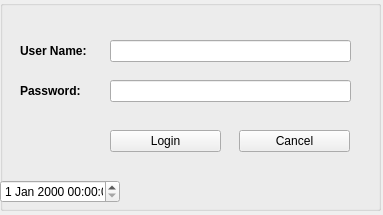
Old version of the form local_pc/src/mainwindow.ui in the repository xBogas/ES-SACA.
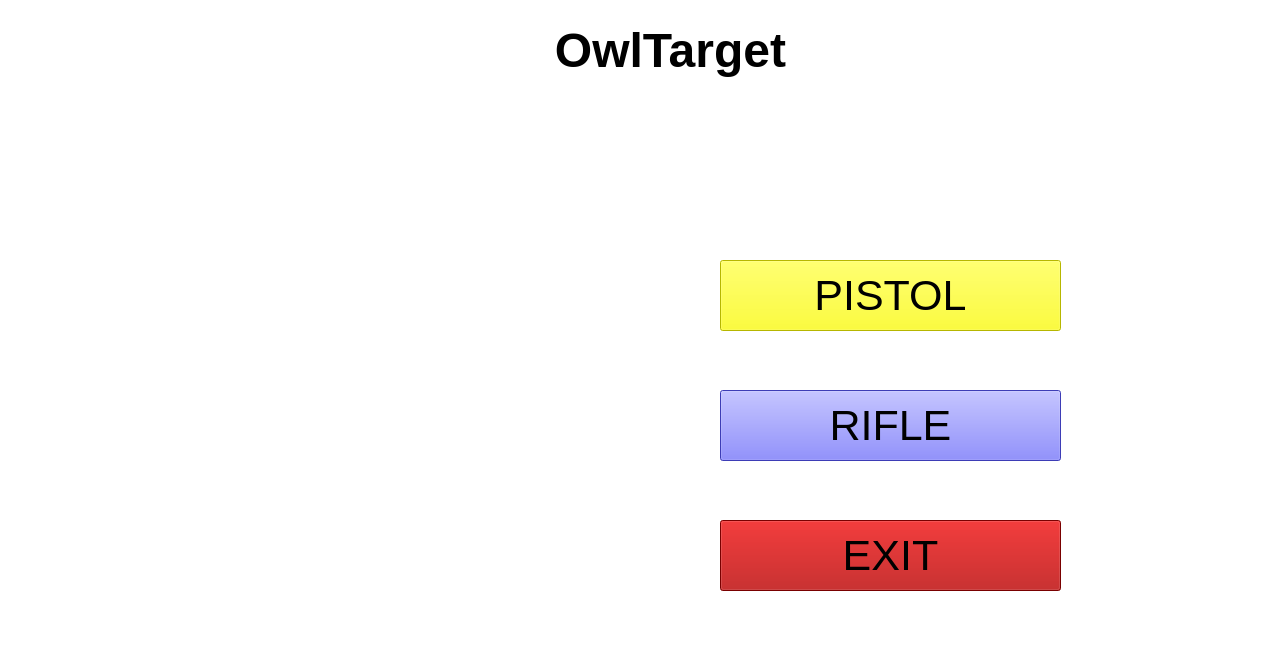
New version of the form. Icons and pictures are not drawn.

What changed in the file:
```diff
--- a/local_pc/src/mainwindow.ui
+++ b/local_pc/src/mainwindow.ui
@@ -6,125 +6,161 @@
    <rect>
     <x>0</x>
     <y>0</y>
-    <width>383</width>
-    <height>215</height>
+    <width>1271</width>
+    <height>666</height>
    </rect>
   </property>
   <property name="windowTitle">
    <string>MainWindow</string>
   </property>
+  <property name="autoFillBackground">
+   <bool>false</bool>
+  </property>
+  <property name="styleSheet">
+   <string notr="true">background-color: rgb(255, 255, 255);</string>
+  </property>
   <widget class="QWidget" name="centralwidget">
-   <widget class="QGroupBox" name="groupBox">
+   <widget class="QPushButton" name="pushButton">
     <property name="geometry">
      <rect>
-      <x>0</x>
-      <y>0</y>
-      <width>381</width>
-      <height>211</height>
+      <x>720</x>
+      <y>260</y>
+      <width>341</width>
+      <height>71</height>
      </rect>
     </property>
     <property name="font">
      <font>
-      <pointsize>9</pointsize>
+      <pointsize>32</pointsize>
      </font>
     </property>
-    <property name="title">
+    <property name="styleSheet">
+     <string notr="true">background-color: rgb(255, 255, 0);</string>
+    </property>
+    <property name="text">
+     <string>PISTOL</string>
+    </property>
+   </widget>
+   <widget class="QPushButton" name="pushButton_2">
+    <property name="geometry">
+     <rect>
+      <x>720</x>
+      <y>390</y>
+      <width>341</width>
+      <height>71</height>
+     </rect>
+    </property>
+    <property name="font">
+     <font>
+      <pointsize>32</pointsize>
+     </font>
+    </property>
+    <property name="styleSheet">
+     <string notr="true">background-color: rgb(85, 85, 255);</string>
+    </property>
+    <property name="text">
+     <string>RIFLE</string>
+    </property>
+   </widget>
+   <widget class="QPushButton" name="pushButton_3">
+    <property name="geometry">
+     <rect>
+      <x>720</x>
+      <y>520</y>
+      <width>341</width>
+      <height>71</height>
+     </rect>
+    </property>
+    <property name="font">
+     <font>
+      <pointsize>32</pointsize>
+     </font>
+    </property>
+    <property name="styleSheet">
+     <string notr="true">background-color: rgb(170, 0, 0);</string>
+    </property>
+    <property name="text">
+     <string>EXIT</string>
+    </property>
+   </widget>
+   <widget class="QLabel" name="label">
+    <property name="geometry">
+     <rect>
+      <x>80</x>
+      <y>110</y>
+      <width>551</width>
+      <height>441</height>
+     </rect>
+    </property>
+    <property name="text">
      <string/>
     </property>
-    <widget class="QDateTimeEdit" name="dateTimeEdit">
-     <property name="geometry">
-      <rect>
-       <x>0</x>
-       <y>180</y>
-       <width>120</width>
-       <height>23</height>
-      </rect>
-     </property>
-    </widget>
-    <widget class="QLabel" name="label">
-     <property name="geometry">
-      <rect>
-       <x>20</x>
-       <y>40</y>
-       <width>81</width>
-       <height>21</height>
-      </rect>
-     </property>
-     <property name="font">
-      <font>
-       <pointsize>9</pointsize>
-       <bold>true</bold>
-      </font>
-     </property>
-     <property name="text">
-      <string>User Name:</string>
-     </property>
-    </widget>
-    <widget class="QLabel" name="label_2">
-     <property name="geometry">
-      <rect>
-       <x>20</x>
-       <y>80</y>
-       <width>71</width>
-       <height>21</height>
-      </rect>
-     </property>
-     <property name="font">
-      <font>
-       <pointsize>9</pointsize>
-       <bold>true</bold>
-      </font>
-     </property>
-     <property name="text">
-      <string>Password:</string>
-     </property>
-    </widget>
-    <widget class="QLineEdit" name="lineEdit">
-     <property name="geometry">
-      <rect>
-       <x>110</x>
-       <y>40</y>
-       <width>241</width>
-       <height>22</height>
-      </rect>
-     </property>
-    </widget>
-    <widget class="QLineEdit" name="lineEdit_2">
-     <property name="geometry">
-      <rect>
-       <x>110</x>
-       <y>80</y>
-       <width>241</width>
-       <height>22</height>
-      </rect>
-     </property>
-    </widget>
-    <widget class="QPushButton" name="pushButton">
-     <property name="geometry">
-      <rect>
-       <x>110</x>
-       <y>130</y>
-       <width>111</width>
-       <height>22</height>
-      </rect>
-     </property>
-     <property name="text">
-      <string>Login</string>
-     </property>
-    </widget>
-    <widget class="QPushButton" name="pushButton_2">
-     <property name="geometry">
-      <rect>
-       <x>239</x>
-       <y>130</y>
-       <width>111</width>
-       <height>22</height>
-      </rect>
-     </property>
-     <property name="text">
-      <string>Cancel</string>
-     </property>
-    </widget>
+    <property name="pixmap">
+     <pixmap>../resource/img/Target owl.png</pixmap>
+    </property>
+    <property name="scaledContents">
+     <bool>true</bool>
+    </property>
+   </widget>
+   <widget class="QLabel" name="label_2">
+    <property name="geometry">
+     <rect>
+      <x>1090</x>
+      <y>260</y>
+      <width>71</width>
+      <height>71</height>
+     </rect>
+    </property>
+    <property name="text">
+     <string/>
+    </property>
+    <property name="pixmap">
+     <pixmap>../resource/img/crossed-pistols-on-the-black-background.gif</pixmap>
+    </property>
+    <property name="scaledContents">
+     <bool>true</bool>
+    </property>
+   </widget>
+   <widget class="QLabel" name="label_3">
+    <property name="geometry">
+     <rect>
+      <x>1090</x>
+      <y>390</y>
+      <width>71</width>
+      <height>71</height>
+     </rect>
+    </property>
+    <property name="text">
+     <string/>
+    </property>
+    <property name="pixmap">
+     <pixmap>../resource/img/744px-Muskets.svg.png</pixmap>
+    </property>
+    <property name="scaledContents">
+     <bool>true</bool>
+    </property>
+   </widget>
+   <widget class="QLabel" name="label_4">
+    <property name="geometry">
+     <rect>
+      <x>440</x>
+      <y>20</y>
+      <width>461</width>
+      <height>61</height>
+     </rect>
+    </property>
+    <property name="font">
+     <font>
+      <pointsize>36</pointsize>
+      <bold>true</bold>
+     </font>
+    </property>
+    <property name="text">
+     <string>OwlTarget</string>
+    </property>
+    <property name="alignment">
+     <set>Qt::AlignCenter</set>
+    </property>
    </widget>
   </widget>
  </widget>
```
